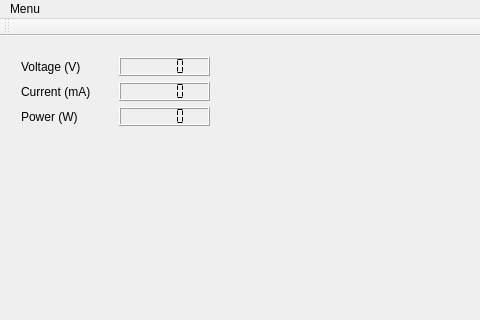
Before: the Qt Designer form ARVID_GS/mainwindow.ui in Eruvae/floatsat5, drawn with Qt 5; both pictures show x 0 to 480 and y 0 to 320 of the 983 by 707 pixel window.
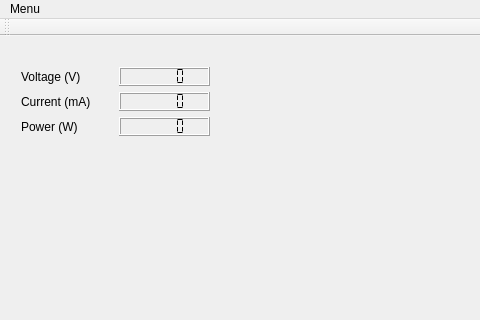
After: the same form once the commit is applied. Icons and pictures are not drawn. Custom widgets are drawn as their Qt base class.

```diff
--- a/ARVID_GS/mainwindow.ui
+++ b/ARVID_GS/mainwindow.ui
@@ -17,7 +17,16 @@
    <iconset resource="arvid_res.qrc">
     <normaloff>:/Project Images/Img/Arvid.png</normaloff>:/Project Images/Img/Arvid.png</iconset>
   </property>
+  <property name="autoFillBackground">
+   <bool>false</bool>
+  </property>
+  <property name="styleSheet">
+   <string notr="true"/>
+  </property>
   <widget class="QWidget" name="centralWidget">
+   <property name="styleSheet">
+    <string notr="true"/>
+   </property>
    <widget class="QCustomPlot" name="graph_temp" native="true">
     <property name="geometry">
      <rect>
@@ -32,7 +41,7 @@
     <property name="geometry">
      <rect>
       <x>10</x>
-      <y>10</y>
+      <y>20</y>
       <width>211</width>
       <height>91</height>
      </rect>
@@ -52,6 +61,9 @@
        </item>
        <item>
         <widget class="QLCDNumber" name="lcdVoltage">
+         <property name="styleSheet">
+          <string notr="true"/>
+         </property>
          <property name="lineWidth">
           <number>1</number>
          </property>
@@ -103,7 +115,7 @@
      </item>
     </layout>
    </widget>
-   <widget class="QWidget" name="">
+   <widget class="QWidget" name="layoutWidget">
     <property name="geometry">
      <rect>
       <x>210</x>
@@ -157,7 +169,7 @@
      </item>
     </layout>
    </widget>
-   <widget class="QWidget" name="">
+   <widget class="QWidget" name="layoutWidget">
     <property name="geometry">
      <rect>
       <x>20</x>
@@ -249,7 +261,13 @@
   <customwidget>
    <class>QCustomPlot</class>
    <extends>QWidget</extends>
-   <header location="global">qcustomplot.h</header>
+   <header>qcustomplot.h</header>
+   <container>1</container>
+  </customwidget>
+  <customwidget>
+   <class>QMeter</class>
+   <extends>QWidget</extends>
+   <header location="global">qmeter.h</header>
    <container>1</container>
   </customwidget>
  </customwidgets>
```
Left out of the diff: 13 changed lines with no effect on the pictures.
